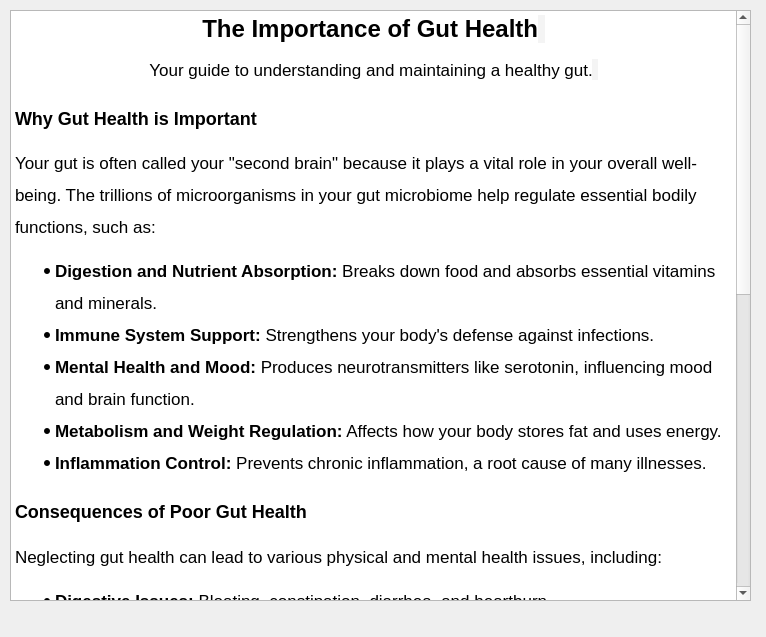
Qt form A8EduApp/whyguthealthwidget.ui (University-of-Utah-CS3505/a9-edu-app-f24-00Calvin00) before a commit.
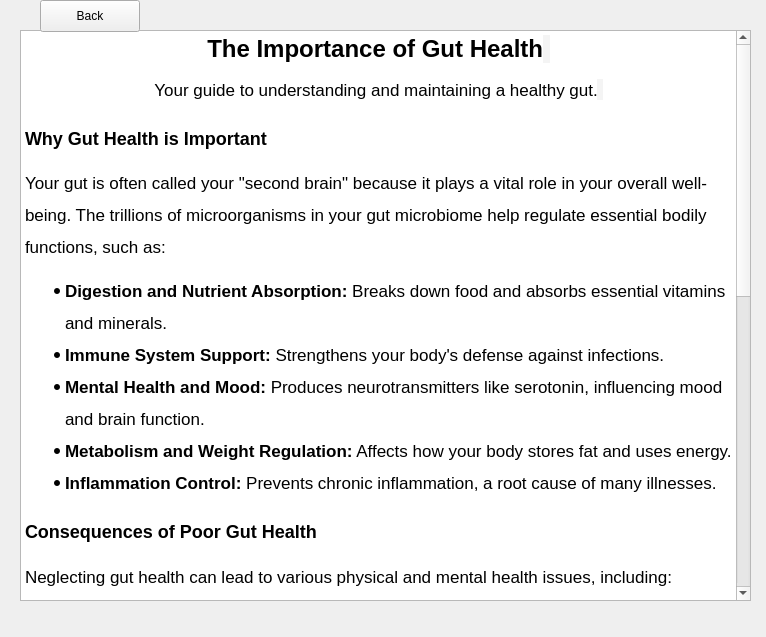
The same form after that commit.

Commit message: Added back buttons for teaching windows

Patch:
```diff
--- a/A8EduApp/whyguthealthwidget.ui
+++ b/A8EduApp/whyguthealthwidget.ui
@@ -16,10 +16,10 @@
   <widget class="QTextBrowser" name="textBrowser">
    <property name="geometry">
     <rect>
-     <x>10</x>
-     <y>10</y>
-     <width>741</width>
-     <height>591</height>
+     <x>20</x>
+     <y>30</y>
+     <width>731</width>
+     <height>571</height>
     </rect>
    </property>
    <property name="html">
@@ -62,6 +62,19 @@
 &lt;p align=&quot;center&quot; style=&quot; margin-top:12px; margin-bottom:12px; margin-left:0px; margin-right:0px; -qt-block-indent:0; text-indent:0px; line-height:160%;&quot;&gt;&lt;span style=&quot; font-family:'Arial','sans-serif'; color:#000000; background-color:#f4f4f4;&quot;&gt; &lt;/span&gt;&lt;/p&gt;&lt;/body&gt;&lt;/html&gt;</string>
    </property>
   </widget>
+  <widget class="QPushButton" name="backToTeachingWidgetButton">
+   <property name="geometry">
+    <rect>
+     <x>40</x>
+     <y>0</y>
+     <width>100</width>
+     <height>32</height>
+    </rect>
+   </property>
+   <property name="text">
+    <string>Back</string>
+   </property>
+  </widget>
  </widget>
  <resources/>
  <connections/>
```
The commit also changes 11 other files.
